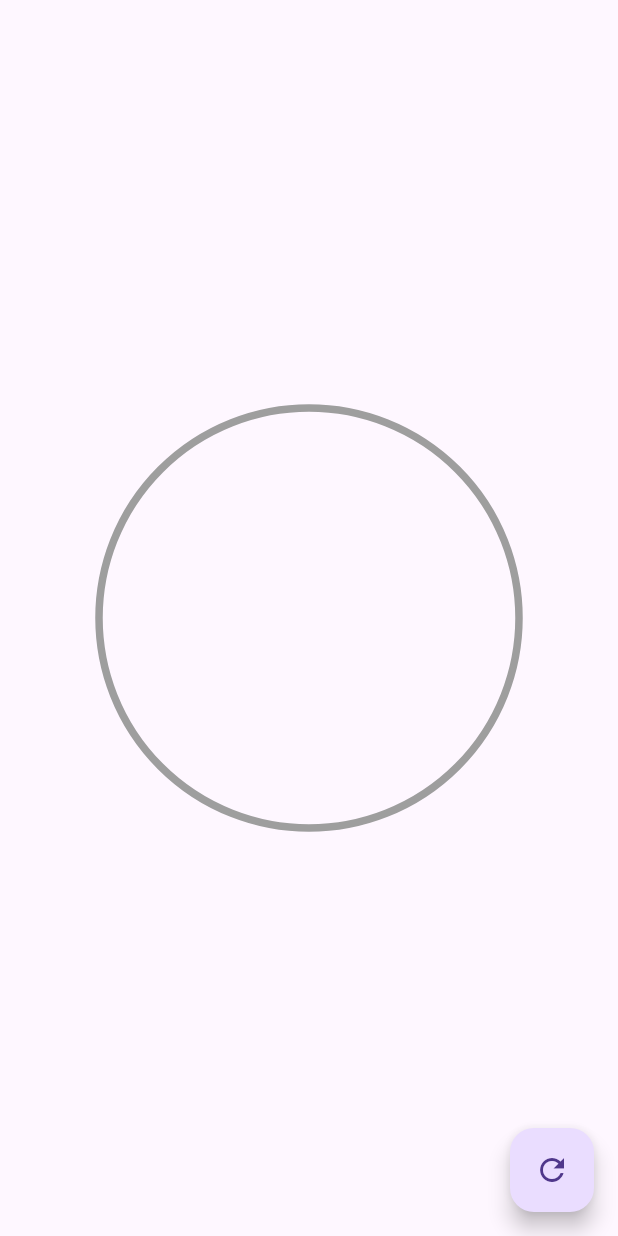
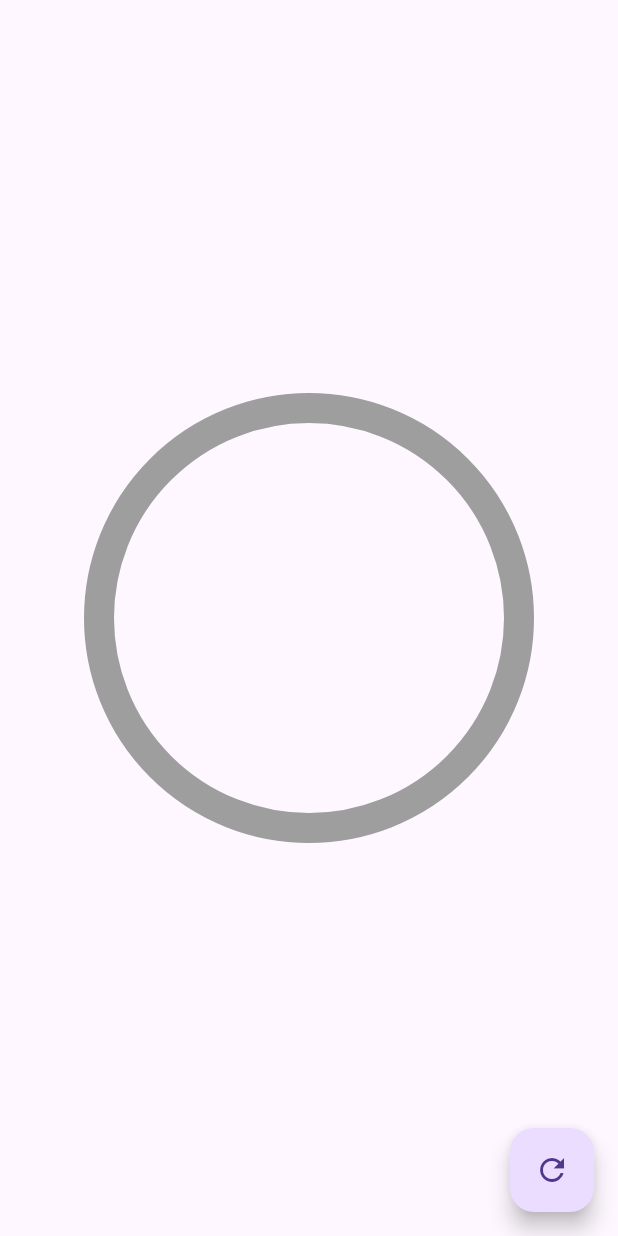
Before and after one commit to AbielRC97/disenos_app, a Flutter app: the screen it shows after launch, on a phone screen of 412 x 824 dp. Run offline on Flutter 3.47's test engine with Material 3 defaults, Android fonts, the phone set to English and light mode, and no system bars.

Commit message:
Video 53: RadialProgress

```diff
--- a/lib/src/pages/graficas_circulares_page.dart
+++ b/lib/src/pages/graficas_circulares_page.dart
@@ -31,6 +31,8 @@ class _GraficasCircularesPageState extends State<GraficasCircularesPage> {
         height: 300,
         child: RadialProgress(
           percentage: porcentage,
+          primaryColor: Colors.deepPurple,
+          secundaryColor: Colors.black87,
         ),
       )),
     );
--- a/lib/src/widgets/radial_progress.dart
+++ b/lib/src/widgets/radial_progress.dart
@@ -3,8 +3,16 @@ import 'dart:math';
 import 'package:flutter/material.dart';
 
 class RadialProgress extends StatefulWidget {
-  final percentage;
-  const RadialProgress({super.key, this.percentage});
+  final double percentage;
+  final Color primaryColor;
+  final Color secundaryColor;
+  final double strokeWidth;
+  const RadialProgress(
+      {super.key,
+      required this.percentage,
+      this.primaryColor = Colors.blue,
+      this.secundaryColor = Colors.grey,
+      this.strokeWidth = 20});
 
   @override
   State<RadialProgress> createState() => _RadialProgressState();
@@ -42,7 +50,10 @@ class _RadialProgressState extends State<RadialProgress>
             height: double.infinity,
             child: CustomPaint(
               painter: _MiRadialProgress(
-                  (widget.percentage - dif) + (dif * controller.value)),
+                  (widget.percentage - dif) + (dif * controller.value),
+                  widget.primaryColor,
+                  widget.secundaryColor,
+                  widget.strokeWidth),
             ),
           );
         });
@@ -51,13 +62,17 @@ class _RadialProgressState extends State<RadialProgress>
 
 class _MiRadialProgress extends CustomPainter {
   final double procentage;
+  final Color primaryColor;
+  final Color secundaryColor;
+  final double strokeWidth;
 
-  _MiRadialProgress(this.procentage);
+  _MiRadialProgress(this.procentage, this.primaryColor, this.secundaryColor,
+      this.strokeWidth);
 
   @override
   void paint(Canvas canvas, Size size) {
     final paint = Paint()
-      ..strokeWidth = 5
+      ..strokeWidth = strokeWidth
       ..color = Colors.grey
       ..style = PaintingStyle.stroke;
 
@@ -67,8 +82,8 @@ class _MiRadialProgress extends CustomPainter {
     canvas.drawCircle(center, radius, paint);
 
     final paintArco = Paint()
-      ..strokeWidth = 5
-      ..color = Colors.pink
+      ..strokeWidth = strokeWidth * .7
+      ..color = primaryColor
       ..style = PaintingStyle.stroke;
 
     double arcAngle = 2 * pi * (procentage / 100);
```
